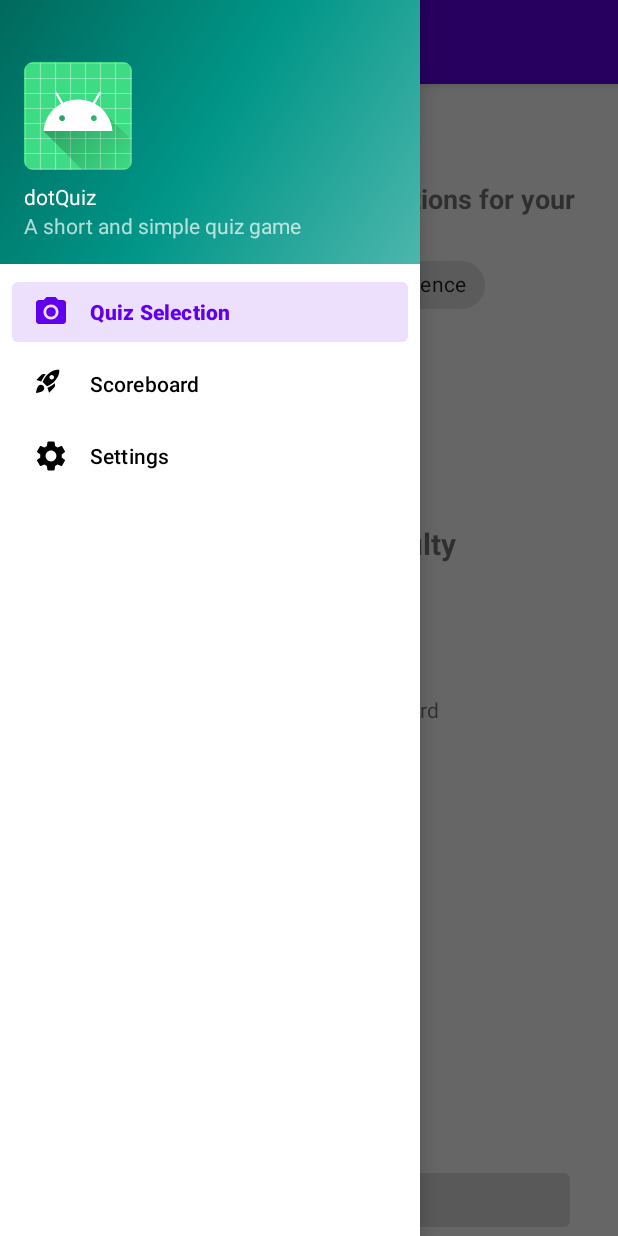
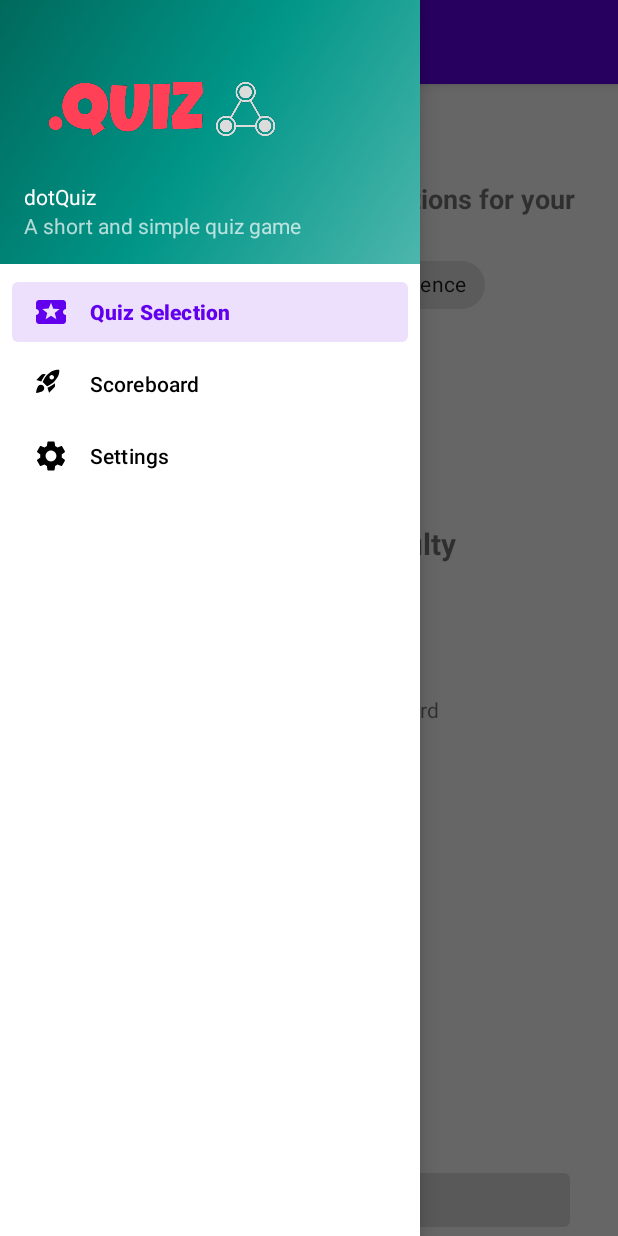
Before and after one commit to dotNote-2022/dotQuiz, an Android app: the MainActivity screen opened directly, with no data from a screen before it, with the side drawer open, on a phone screen of 412 x 824 dp. Run offline under Robolectric (Android 15) with nearby library versions, the phone set to English and light mode, and no system bars; our stand-ins replace navigation-ui.

Commit message:
Add launcher and sidenav icon

```diff
--- a/app/src/main/AndroidManifest.xml
+++ b/app/src/main/AndroidManifest.xml
@@ -3,9 +3,9 @@
 
     <application
         android:allowBackup="true"
-        android:icon="@mipmap/ic_launcher"
+        android:icon="@drawable/logolast"
         android:label="@string/app_name"
-        android:roundIcon="@mipmap/ic_launcher_round"
+        android:roundIcon="@drawable/logolast"
         android:supportsRtl="true"
         android:theme="@style/Theme.DotNote">
         <activity
--- /dev/null
+++ b/app/src/main/res/drawable/ic_baseline_local_play_24.xml
@@ -0,0 +1,10 @@
+<vector xmlns:android="http://schemas.android.com/apk/res/android"
+    android:width="24dp"
+    android:height="24dp"
+    android:viewportWidth="24"
+    android:viewportHeight="24"
+    android:tint="?attr/colorControlNormal">
+  <path
+      android:fillColor="@android:color/white"
+      android:pathData="M20,12c0,-1.1 0.9,-2 2,-2L22,6c0,-1.1 -0.9,-2 -2,-2L4,4c-1.1,0 -1.99,0.9 -1.99,2v4c1.1,0 1.99,0.9 1.99,2s-0.89,2 -2,2v4c0,1.1 0.9,2 2,2h16c1.1,0 2,-0.9 2,-2v-4c-1.1,0 -2,-0.9 -2,-2zM15.58,16.8L12,14.5l-3.58,2.3 1.08,-4.12 -3.29,-2.69 4.24,-0.25L12,5.8l1.54,3.95 4.24,0.25 -3.29,2.69 1.09,4.11z"/>
+</vector>
--- a/app/src/main/res/layout/activity_entry_page.xml
+++ b/app/src/main/res/layout/activity_entry_page.xml
@@ -49,7 +49,7 @@
         android:layout_width="288dp"
         android:layout_height="99dp"
         android:layout_marginTop="20dp"
-        android:text="A fun way to test knowledge and skills on a plethora of different categories and gamemodes."
+        android:text="A fun way to test knowledge and skills on a plethora of different categories and difficulties."
         android:textSize="20sp"
         app:layout_constraintBottom_toBottomOf="parent"
         app:layout_constraintEnd_toEndOf="parent"
--- a/app/src/main/res/layout/nav_header_main.xml
+++ b/app/src/main/res/layout/nav_header_main.xml
@@ -14,11 +14,11 @@
 
     <ImageView
         android:id="@+id/imageView"
-        android:layout_width="wrap_content"
-        android:layout_height="wrap_content"
+        android:layout_width="184dp"
+        android:layout_height="89dp"
         android:contentDescription="@string/nav_header_desc"
         android:paddingTop="@dimen/nav_header_vertical_spacing"
-        app:srcCompat="@mipmap/ic_launcher_round" />
+        app:srcCompat="@drawable/logolast" />
 
     <TextView
         android:layout_width="match_parent"
--- a/app/src/main/res/menu/activity_main_drawer.xml
+++ b/app/src/main/res/menu/activity_main_drawer.xml
@@ -6,7 +6,7 @@
     <group android:checkableBehavior="single">
         <item
             android:id="@+id/nav_home"
-            android:icon="@drawable/ic_menu_camera"
+            android:icon="@drawable/ic_baseline_local_play_24"
             android:title="@string/menu_home" />
         <item
             android:id="@+id/nav_scoreboard"
```
